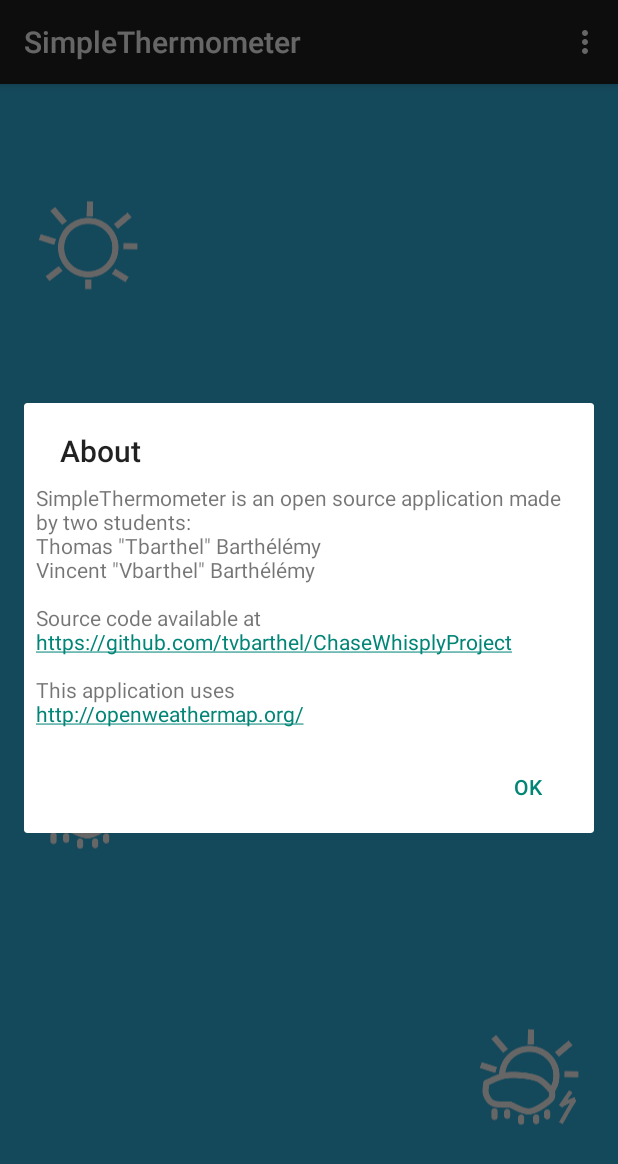
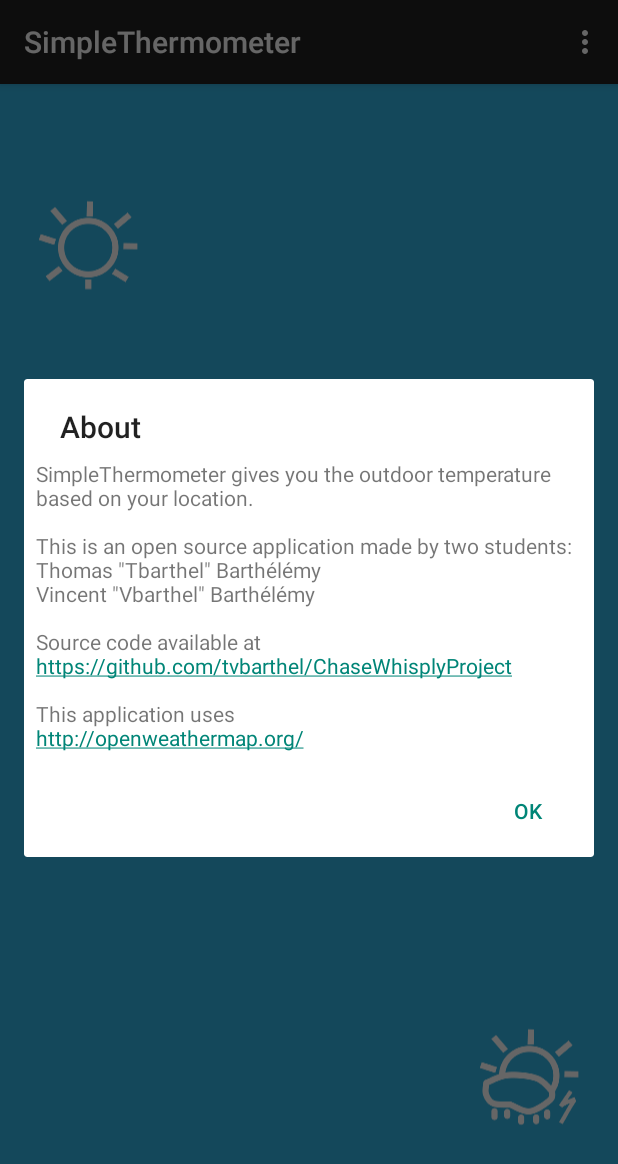
Before and after one commit to tvbarthel/SimpleThermometerProject, an Android app: the screen it shows after launch (MainActivity), in the options menu, after a tap on "About", on a phone screen of 412 x 824 dp. Shown: the top 1164 px of the screen. Run offline under Robolectric (Android 15) with nearby library versions, the light colour scheme and no system bars.

Commit message:
Update the about description

```diff
--- a/SimpleThermometer/src/main/res/values/strings.xml
+++ b/SimpleThermometer/src/main/res/values/strings.xml
@@ -46,7 +46,8 @@
     <string name="error_message_location_not_found">location not found</string>
 
     <string name="about_title">About</string>
-    <string name="about_description">SimpleThermometer is an open source application made by two students:
+    <string name="about_description">SimpleThermometer gives you the outdoor temperature based on your location.
+        \n\nThis is an open source application made by two students:
         \nThomas \"Tbarthel\" Barthélémy
         \nVincent \"Vbarthel\" Barthélémy
         \n\nSource code available at \nhttps://github.com/tvbarthel/ChaseWhisplyProject
```
Also changed, not shown: 1 other file.
